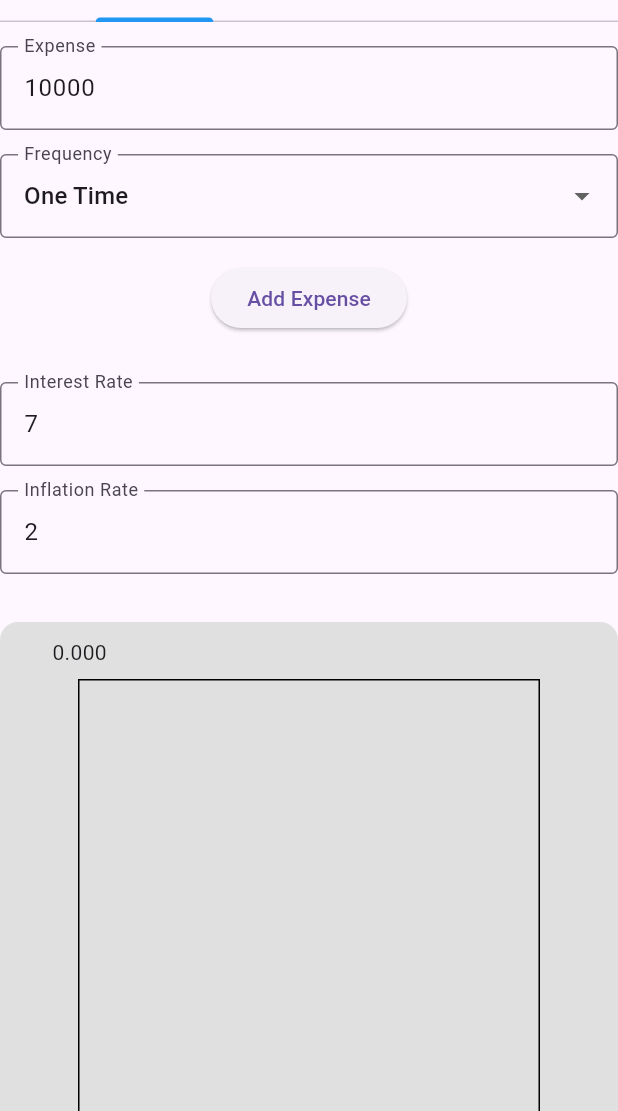
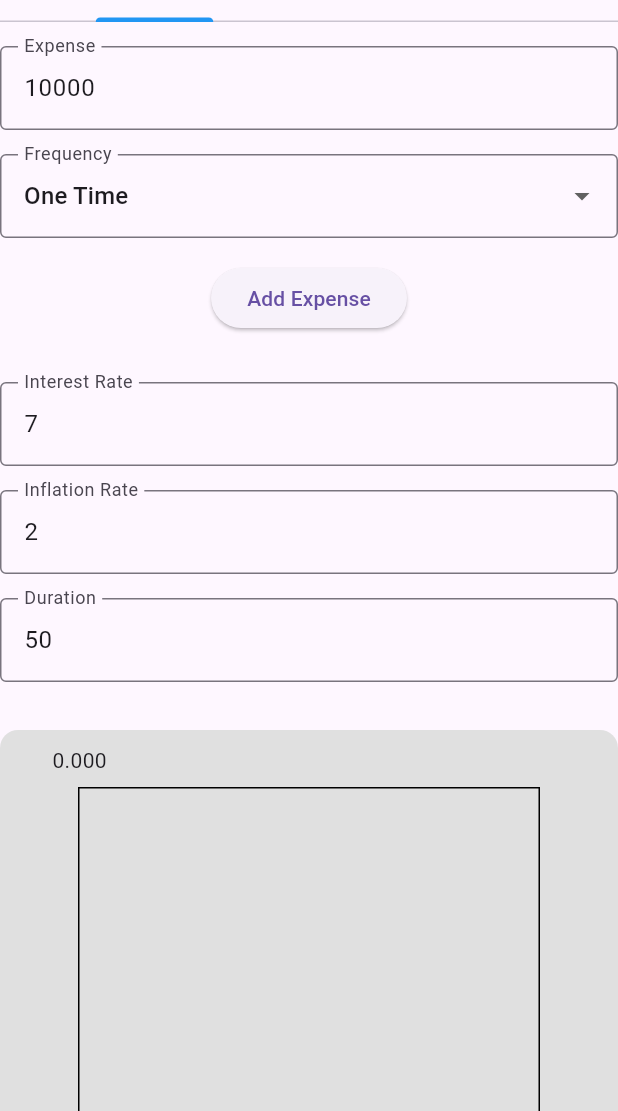
Before and after one commit to Gorm2303/fire-project, a Flutter app: the CalculatorScreen screen opened by its route, on a phone screen of 412 x 824 dp, the part 125-1236 px from its top. Run offline on Flutter 3.47's test engine with Material 3 defaults, Android fonts, the phone set to English and light mode, and no system bars; drawn by our look-alikes of fl_chart; our stand-ins replace data_table_2; missing offline and left inert: flutter_math_fork.

Commit message:
Added duration horizon

```diff
--- a/fire_app/lib/models/expense.dart
+++ b/fire_app/lib/models/expense.dart
@@ -4,7 +4,7 @@ class Expense {
   final String frequency;
   bool isSelected;
 
-  Expense({required this.amount, required this.frequency, this.isSelected = false});
+  Expense({required this.amount, required this.frequency, this.isSelected = true});
 
   double getYearlyAmount(int year) {
     if (frequency == 'One Time') {
--- a/fire_app/lib/screens/expenses_screen.dart
+++ b/fire_app/lib/screens/expenses_screen.dart
@@ -15,6 +15,7 @@ class _ExpensesScreenState extends State<ExpensesScreen> with SingleTickerProvid
   final TextEditingController _expenseController = TextEditingController(text: '10000');
   final TextEditingController _interestRateController = TextEditingController(text: '7');
   final TextEditingController _inflationRateController = TextEditingController(text: '2');
+  final TextEditingController _durationController = TextEditingController(text: '50');
   late final TabController _tableTabController = TabController(length: 1, vsync: this);
 
   String _selectedFrequency = 'One Time';
@@ -126,6 +127,18 @@ class _ExpensesScreenState extends State<ExpensesScreen> with SingleTickerProvid
                   keyboardType: TextInputType.number,
                   decoration: const InputDecoration(
                     labelText: 'Inflation Rate',
+                    border: OutlineInputBorder(),
+                  ),
+                  onChanged: (String value) {
+                    _calculateTableData(); // Recalculate when interest rate changes
+                  },
+                ),
+                const SizedBox(height: 16),
+                TextField(
+                  controller: _durationController,
+                  keyboardType: TextInputType.number,
+                  decoration: const InputDecoration(
+                    labelText: 'Duration',
                     border: OutlineInputBorder(),
                   ),
                   onChanged: (String value) {
@@ -262,6 +275,7 @@ class _ExpensesScreenState extends State<ExpensesScreen> with SingleTickerProvid
   void _calculateTableData() {
     double interestRate = double.tryParse(_interestRateController.text) ?? 0;
     double inflationRate = double.tryParse(_inflationRateController.text) ?? 0;
+    int duration =  _durationController.text.isNotEmpty ? int.parse(_durationController.text) : 50;
 
     List<Map<String, dynamic>> tableData = [];
     List<FlSpot> graphDataTotalValue = [];
@@ -299,7 +313,7 @@ class _ExpensesScreenState extends State<ExpensesScreen> with SingleTickerProvid
     cumulativeTotalValue += year0Expenses;
 
     // Loop for years 1 to 50, adding interest and inflation adjustments
-    for (int year = 1; year <= 50; year++) {
+    for (int year = 1; year <= duration; year++) {
       double totalExpenses = 0;
       double yearlyInterest = 0;
 
```
